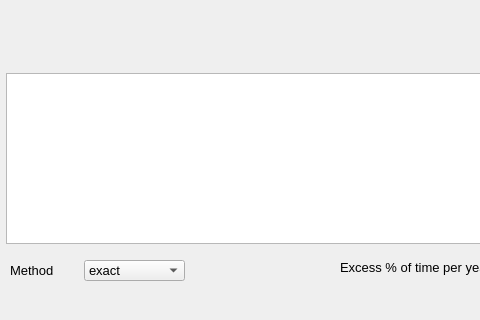
The window that UI/main.ui (cfragoas/SatLink) describes before a commit, drawn with Qt 5; both pictures show x 0 to 480 and y 595 to 915 of the 820 by 915 pixel window.
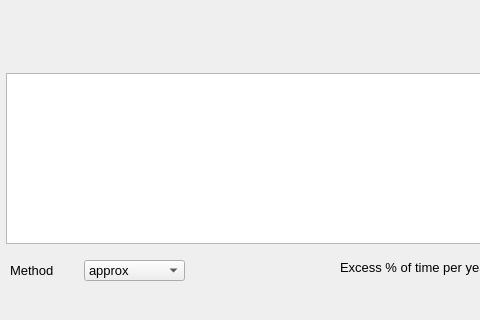
The same window after the commit. The open tabs and pages were chosen to show the change. Icons and pictures are not drawn.

```diff
--- a/UI/main.ui
+++ b/UI/main.ui
@@ -1255,7 +1255,7 @@
       </property>
       <item>
        <property name="text">
-        <string>exact</string>
+        <string>approx</string>
        </property>
       </item>
       <item>
```
Left out of the diff: 4 changed lines with no effect on the pictures.
